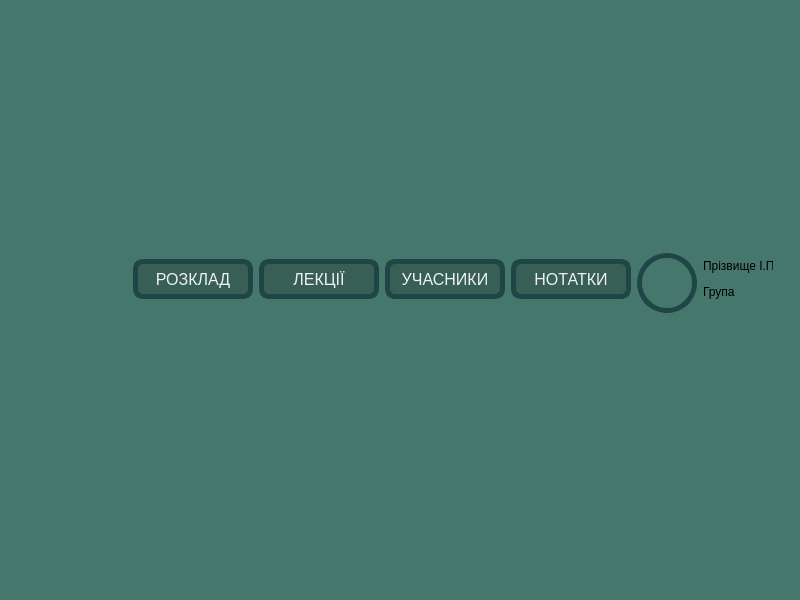
Old version of the form studly/mainwindowteacher.ui in the repository MykytaKa/MVP_Studly_Product.
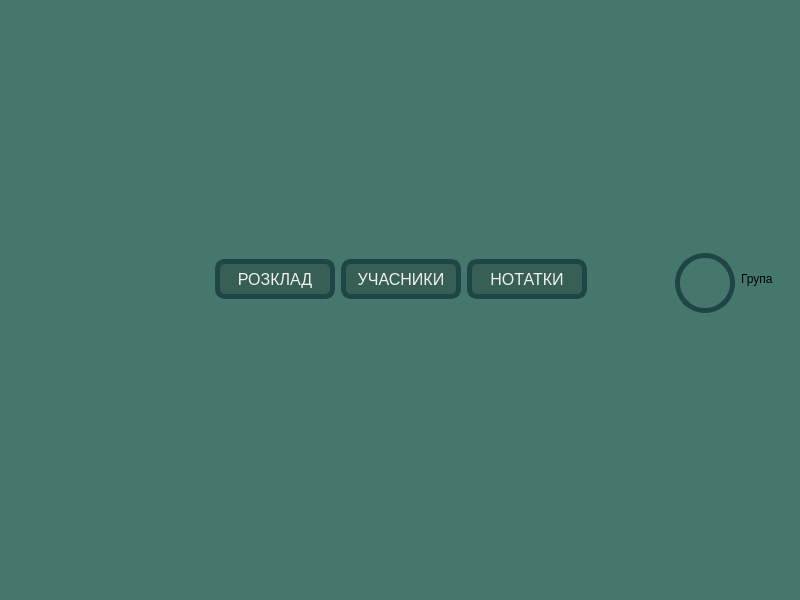
New version of the form. Icons and pictures are not drawn.

Commit message: adding ui user accounts

Patch:
```diff
--- a/studly/mainwindowteacher.ui
+++ b/studly/mainwindowteacher.ui
@@ -157,54 +157,6 @@
             </property>
            </spacer>
           </item>
-          <item>
-           <widget class="QPushButton" name="lecturesButton">
-            <property name="minimumSize">
-             <size>
-              <width>120</width>
-              <height>40</height>
-             </size>
-            </property>
-            <property name="maximumSize">
-             <size>
-              <width>500</width>
-              <height>40</height>
-             </size>
-            </property>
-            <property name="font">
-             <font>
-              <pointsize>12</pointsize>
-             </font>
-            </property>
-            <property name="styleSheet">
-             <string notr="true">border-style: solid;
-border-color: rgb(32, 69, 71);
-border-width: 5px;
-border-radius: 10px;
-background-color: rgb(55, 95, 86);
-color: rgb(239, 241, 237);</string>
-            </property>
-            <property name="text">
-             <string>ЛЕКЦІЇ</string>
-            </property>
-           </widget>
-          </item>
-          <item>
-           <spacer name="horizontalSpacer_2">
-            <property name="orientation">
-             <enum>Qt::Horizontal</enum>
-            </property>
-            <property name="sizeType">
-             <enum>QSizePolicy::Preferred</enum>
-            </property>
-            <property name="sizeHint" stdset="0">
-             <size>
-              <width>20</width>
-              <height>20</height>
-             </size>
-            </property>
-           </spacer>
-          </item>
           <item>
            <widget class="QPushButton" name="membersButton">
             <property name="minimumSize">
@@ -311,13 +263,6 @@
               <property name="spacing">
                <number>0</number>
               </property>
-              <item>
-               <widget class="QLabel" name="userFullname">
-                <property name="text">
-                 <string>Прізвище І.П.</string>
-                </property>
-               </widget>
-              </item>
               <item>
                <widget class="QLabel" name="userInfo">
                 <property name="text">
```
Left out of the diff: 3 changed lines with no effect on the pictures. The commit also changes 35 other files.
